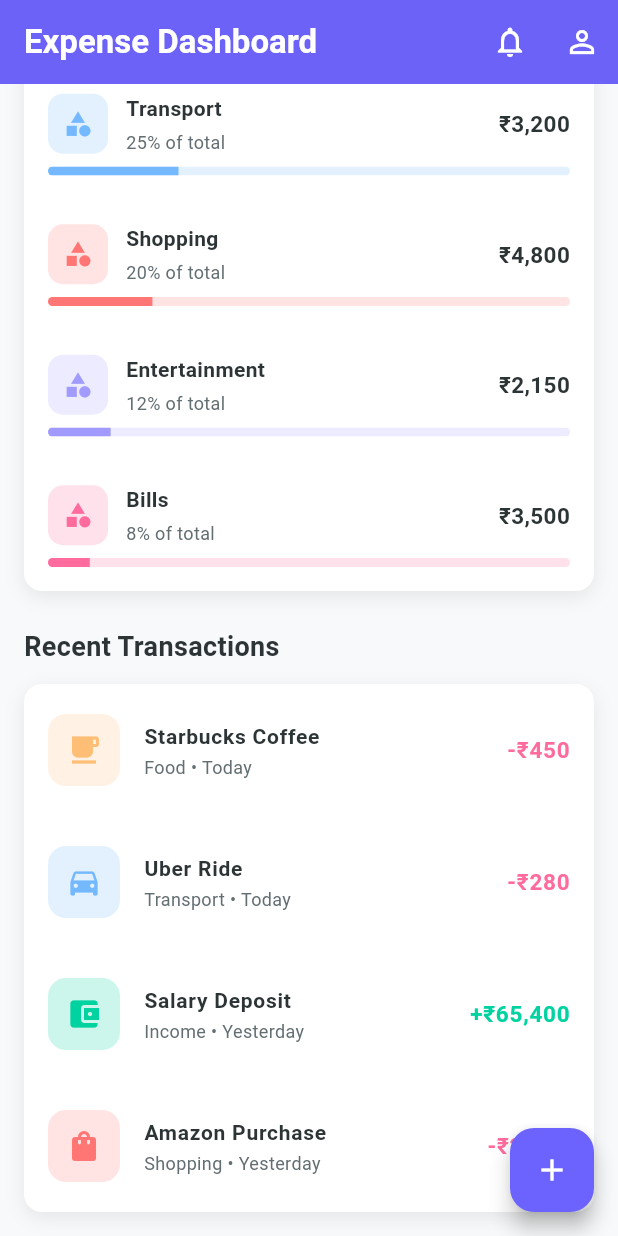
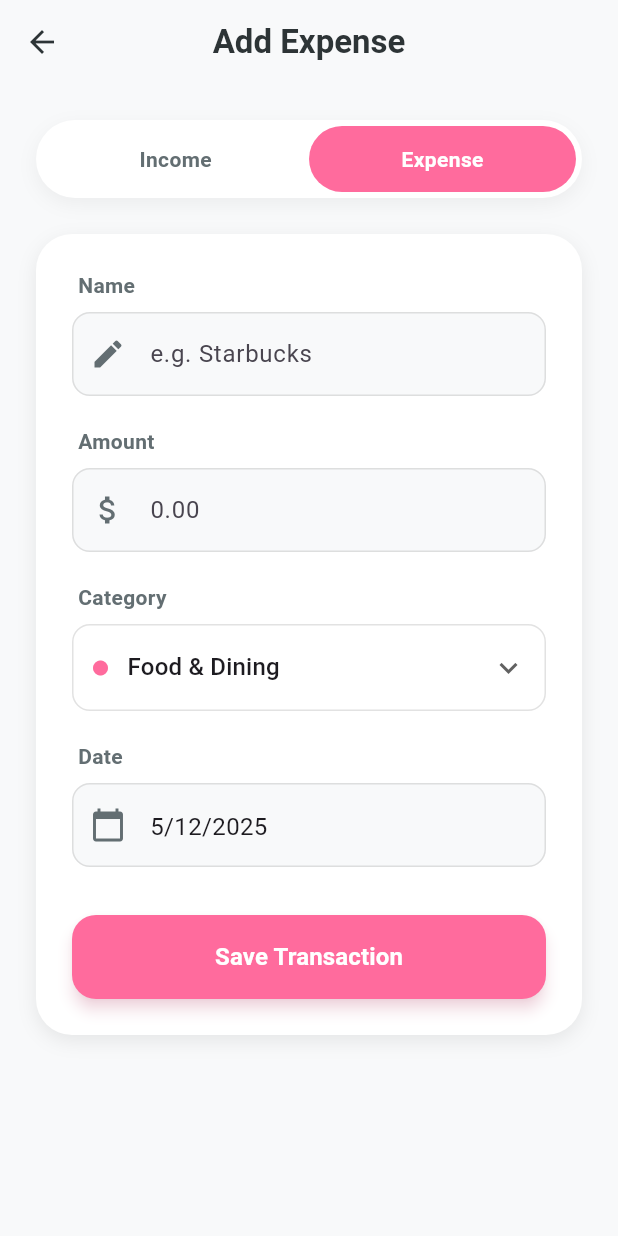
Before and after one commit to kalees64/expense_manager, a Flutter app: the screen it shows after launch, scrolled down 563 dp, after a tap on the "add" icon, on a phone screen of 412 x 824 dp. Run offline on Flutter 3.47's test engine with Material 3 defaults, Android fonts, the phone set to English and light mode, and no system bars.

Commit message:
added expense add page and api call to post the data

```diff
--- /dev/null
+++ b/lib/screens/add_expense/add_expense_screen.dart
@@ -0,0 +1,422 @@
+import 'package:expense_manager/contstants/app_colors.dart';
+import 'package:expense_manager/services/expense_service.dart';
+import 'package:flutter/material.dart';
+import 'package:intl/intl.dart';
+import 'package:intl/intl.dart';
+
+class AddExpenseScreen extends StatefulWidget {
+  final bool isIncome;
+  const AddExpenseScreen({super.key, this.isIncome = false});
+
+  @override
+  State<AddExpenseScreen> createState() => _AddExpenseScreenState();
+}
+
+class _AddExpenseScreenState extends State<AddExpenseScreen> {
+  final _formKey = GlobalKey<FormState>();
+  late bool _isIncome;
+
+  // Controllers
+  final _nameController = TextEditingController();
+  final _amountController = TextEditingController();
+
+  // State variables
+  bool _isLoading = false;
+  DateTime _selectedDate = DateTime.now();
+  String? _selectedCategory;
+
+  // Constants
+  final List<String> _incomeCategories = [
+    'Salary',
+    'Freelance',
+    'Investment',
+    'Other',
+  ];
+  final List<String> _expenseCategories = [
+    'Food & Dining',
+    'Transport',
+    'Shopping',
+    'Entertainment',
+    'Bills',
+    'Other',
+  ];
+
+  @override
+  void initState() {
+    super.initState();
+    _isIncome = widget.isIncome;
+    _selectedCategory = _isIncome
+        ? _incomeCategories.first
+        : _expenseCategories.first;
+  }
+
+  @override
+  void dispose() {
+    _nameController.dispose();
+    _amountController.dispose();
+    super.dispose();
+  }
+
+  Future<void> _selectDate(BuildContext context) async {
+    final DateTime? picked = await showDatePicker(
+      context: context,
+      initialDate: _selectedDate,
+      firstDate: DateTime(2000),
+      lastDate: DateTime(2100),
+      builder: (context, child) {
+        return Theme(
+          data: Theme.of(context).copyWith(
+            colorScheme: ColorScheme.light(
+              primary: AppColors.primary,
+              onPrimary: Colors.white,
+              onSurface: AppColors.textPrimary,
+            ),
+          ),
+          child: child!,
+        );
+      },
+    );
+    if (picked != null && picked != _selectedDate) {
+      setState(() {
+        _selectedDate = picked;
+      });
+    }
+  }
+
+  Future<void> _saveTransaction() async {
+    if (_formKey.currentState!.validate()) {
+      setState(() {
+        _isLoading = true;
+      });
+
+      try {
+        final success = await ExpenseService.addExpense(
+          _nameController.text,
+          double.parse(_amountController.text),
+          _selectedCategory!,
+          // _selectedDate.toIso8601String(),
+          DateFormat('yyyy-MM-dd').format(_selectedDate),
+        );
+
+        if (!mounted) return;
+
+        setState(() {
+          _isLoading = false;
+        });
+
+        if (success) {
+          ScaffoldMessenger.of(context).showSnackBar(
+            const SnackBar(content: Text('Transaction added successfully')),
+          );
+          Navigator.pop(context, true);
+        } else {
+          ScaffoldMessenger.of(context).showSnackBar(
+            const SnackBar(content: Text('Failed to add transaction')),
+          );
+        }
+      } catch (e) {
+        if (!mounted) return;
+        setState(() {
+          _isLoading = false;
+        });
+        ScaffoldMessenger.of(
+          context,
+        ).showSnackBar(SnackBar(content: Text('Error: $e')));
+      }
+    }
+  }
+
+  @override
+  Widget build(BuildContext context) {
+    // Current theme colors based on transaction type
+    final currentColor = _isIncome ? AppColors.income : AppColors.expense;
+
+    return Scaffold(
+      backgroundColor: AppColors.background,
+      appBar: AppBar(
+        title: Text(
+          _isIncome ? 'Add Income' : 'Add Expense',
+          style: const TextStyle(fontWeight: FontWeight.bold),
+        ),
+        backgroundColor: Colors.transparent,
+        foregroundColor: AppColors.textPrimary,
+        elevation: 0,
+        centerTitle: true,
+      ),
+      body: SingleChildScrollView(
+        child: Padding(
+          padding: const EdgeInsets.all(24.0),
+          child: Column(
+            children: [
+              // Toggle Switch
+              Container(
+                margin: const EdgeInsets.only(bottom: 24),
+                padding: const EdgeInsets.all(4),
+                decoration: BoxDecoration(
+                  color: AppColors.cardBackground,
+                  borderRadius: BorderRadius.circular(50),
+                  boxShadow: [
+                    BoxShadow(
+                      color: Colors.black.withOpacity(0.05),
+                      blurRadius: 10,
+                      offset: const Offset(0, 4),
+                    ),
+                  ],
+                ),
+                child: Row(
+                  children: [
+                    Expanded(
+                      child: GestureDetector(
+                        onTap: () => setState(() {
+                          _isIncome = true;
+                          _selectedCategory = _incomeCategories.first;
+                        }),
+                        child: Container(
+                          padding: const EdgeInsets.symmetric(vertical: 12),
+                          decoration: BoxDecoration(
+                            color: _isIncome
+                                ? AppColors.income
+                                : Colors.transparent,
+                            borderRadius: BorderRadius.circular(46),
+                          ),
+                          child: Center(
+                            child: Text(
+                              'Income',
+                              style: TextStyle(
+                                color: _isIncome
+                                    ? Colors.white
+                                    : AppColors.textSecondary,
+                                fontWeight: FontWeight.bold,
+                              ),
+                            ),
+                          ),
+                        ),
+                      ),
+                    ),
+                    Expanded(
+                      child: GestureDetector(
+                        onTap: () => setState(() {
+                          _isIncome = false;
+                          _selectedCategory = _expenseCategories.first;
+                        }),
+                        child: Container(
+                          padding: const EdgeInsets.symmetric(vertical: 12),
+                          decoration: BoxDecoration(
+                            color: !_isIncome
+                                ? AppColors.expense
+                                : Colors.transparent,
+                            borderRadius: BorderRadius.circular(46),
+                          ),
+                          child: Center(
+                            child: Text(
+                              'Expense',
+                              style: TextStyle(
+                                color: !_isIncome
+                                    ? Colors.white
+                                    : AppColors.textSecondary,
+                                fontWeight: FontWeight.bold,
+                              ),
+                            ),
+                          ),
+                        ),
+                      ),
+                    ),
+                  ],
+                ),
+              ),
+
+              // Form
+              Container(
+                padding: const EdgeInsets.all(24),
+                decoration: BoxDecoration(
+                  color: AppColors.cardBackground,
+                  borderRadius: BorderRadius.circular(24),
+                  boxShadow: [AppColors.cardShadow],
+                ),
+                child: Form(
+                  key: _formKey,
+                  child: Column(
+                    crossAxisAlignment: CrossAxisAlignment.start,
+                    children: [
+                      _buildLabel('Name'),
+                      TextFormField(
+                        controller: _nameController,
+                        decoration: _buildInputDecoration(
+                          'e.g. Starbucks',
+                          Icons.edit,
+                        ),
+                        validator: (value) {
+                          if (value == null || value.isEmpty) {
+                            return 'Please enter a name';
+                          }
+                          return null;
+                        },
+                      ),
+                      const SizedBox(height: 20),
+
+                      _buildLabel('Amount'),
+                      TextFormField(
+                        controller: _amountController,
+                        keyboardType: const TextInputType.numberWithOptions(
+                          decimal: true,
+                        ),
+                        decoration: _buildInputDecoration(
+                          '0.00',
+                          Icons.attach_money,
+                        ),
+                        validator: (value) {
+                          if (value == null || value.isEmpty) {
+                            return 'Please enter an amount';
+                          }
+                          if (double.tryParse(value) == null) {
+                            return 'Please enter a valid number';
+                          }
+                          return null;
+                        },
+                      ),
+                      const SizedBox(height: 20),
+
+                      _buildLabel('Category'),
+                      Container(
+                        padding: const EdgeInsets.symmetric(
+                          horizontal: 12,
+                          vertical: 4,
+                        ),
+                        decoration: BoxDecoration(
+                          border: Border.all(
+                            color: Colors.grey.withOpacity(0.3),
+                          ),
+                          borderRadius: BorderRadius.circular(12),
+                        ),
+                        child: DropdownButtonHideUnderline(
+                          child: DropdownButton<String>(
+                            value: _selectedCategory,
+                            isExpanded: true,
+                            icon: const Icon(Icons.keyboard_arrow_down),
+                            items:
+                                (_isIncome
+                                        ? _incomeCategories
+                                        : _expenseCategories)
+                                    .map((String category) {
+                                      return DropdownMenuItem<String>(
+                                        value: category,
+                                        child: Row(
+                                          children: [
+                                            Icon(
+                                              Icons.circle,
+                                              size: 12,
+                                              color: currentColor,
+                                            ),
+                                            const SizedBox(width: 12),
+                                            Text(category),
+                                          ],
+                                        ),
+                                      );
+                                    })
+                                    .toList(),
+                            onChanged: (String? newValue) {
+                              setState(() {
+                                _selectedCategory = newValue;
+                              });
+                            },
+                          ),
+                        ),
+                      ),
+                      const SizedBox(height: 20),
+
+                      _buildLabel('Date'),
+                      InkWell(
+                        onTap: () => _selectDate(context),
+                        borderRadius: BorderRadius.circular(12),
+                        child: InputDecorator(
+                          decoration: _buildInputDecoration(
+                            '',
+                            Icons.calendar_today,
+                          ),
+                          child: Text(
+                            '${_selectedDate.day}/${_selectedDate.month}/${_selectedDate.year}',
+                            style: const TextStyle(fontSize: 16),
+                          ),
+                        ),
+                      ),
+                      const SizedBox(height: 32),
+
+                      SizedBox(
+                        width: double.infinity,
+                        height: 56,
+                        child: ElevatedButton(
+                          onPressed: _isLoading ? null : _saveTransaction,
+                          style: ElevatedButton.styleFrom(
+                            backgroundColor: currentColor,
+                            foregroundColor: Colors.white,
+                            shape: RoundedRectangleBorder(
+                              borderRadius: BorderRadius.circular(16),
+                            ),
+                            elevation: 4,
+                            shadowColor: currentColor.withOpacity(0.4),
+                          ),
+                          child: _isLoading
+                              ? const SizedBox(
+                                  height: 20,
+                                  width: 20,
+                                  child: CircularProgressIndicator(
+                                    strokeWidth: 2,
+                                    color: Colors.white,
+                                  ),
+                                )
+                              : const Text(
+                                  'Save Transaction',
+                                  style: TextStyle(
+                                    fontSize: 16,
+                                    fontWeight: FontWeight.bold,
+                                  ),
+                                ),
+                        ),
+                      ),
+                    ],
+                  ),
+                ),
+              ),
+            ],
+          ),
+        ),
+      ),
+    );
+  }
+
+  Widget _buildLabel(String label) {
+    return Padding(
+      padding: const EdgeInsets.only(bottom: 8, left: 4),
+      child: Text(
+        label,
+        style: const TextStyle(
+          fontSize: 14,
+          fontWeight: FontWeight.w600,
+          color: AppColors.textSecondary,
+        ),
+      ),
+    );
+  }
+
+  InputDecoration _buildInputDecoration(String hint, IconData icon) {
+    return InputDecoration(
+      hintText: hint,
+      prefixIcon: Icon(icon, color: AppColors.textSecondary),
+      border: OutlineInputBorder(
+        borderRadius: BorderRadius.circular(12),
+        borderSide: BorderSide(color: Colors.grey.withOpacity(0.3)),
+      ),
+      enabledBorder: OutlineInputBorder(
+        borderRadius: BorderRadius.circular(12),
+        borderSide: BorderSide(color: Colors.grey.withOpacity(0.3)),
+      ),
+      focusedBorder: OutlineInputBorder(
+        borderRadius: BorderRadius.circular(12),
+        borderSide: const BorderSide(color: AppColors.primary),
+      ),
+      filled: true,
+      fillColor: AppColors.background,
+      contentPadding: const EdgeInsets.all(16),
+    );
+  }
+}
--- a/lib/screens/expenses_dashboard/expense_dashboard_desktop_screen.dart
+++ b/lib/screens/expenses_dashboard/expense_dashboard_desktop_screen.dart
@@ -1,4 +1,5 @@
 import 'package:expense_manager/contstants/app_colors.dart';
+import 'package:expense_manager/screens/add_expense/add_expense_screen.dart';
 import 'package:flutter/material.dart';
 
 class ExpenseDashboardDesktopScreen extends StatefulWidget {
@@ -910,7 +911,17 @@ class _ExpenseDashboardDesktopScreenState
 
   Widget _buildQuickActionButton(String label, IconData icon, Color color) {
     return InkWell(
-      onTap: () {},
+      onTap: () {
+        if (label == 'Add Income' || label == 'Add Expense') {
+          Navigator.push(
+            context,
+            MaterialPageRoute(
+              builder: (context) =>
+                  AddExpenseScreen(isIncome: label == 'Add Income'),
+            ),
+          );
+        }
+      },
       borderRadius: BorderRadius.circular(12),
       child: Container(
         padding: const EdgeInsets.all(16),
--- a/lib/screens/expenses_dashboard/expense_dashboard_mobile_screen.dart
+++ b/lib/screens/expenses_dashboard/expense_dashboard_mobile_screen.dart
@@ -1,4 +1,5 @@
 import 'package:expense_manager/contstants/app_colors.dart';
+import 'package:expense_manager/screens/add_expense/add_expense_screen.dart';
 import 'package:flutter/material.dart';
 
 class ExpenseDashboardMobileScreen extends StatefulWidget {
@@ -57,7 +58,12 @@ class _ExpenseDashboardMobileScreenState
         ),
       ),
       floatingActionButton: FloatingActionButton(
-        onPressed: () {},
+        onPressed: () {
+          Navigator.push(
+            context,
+            MaterialPageRoute(builder: (context) => const AddExpenseScreen()),
+          );
+        },
         backgroundColor: AppColors.primary,
         child: const Icon(Icons.add, color: Colors.white),
       ),
--- a/lib/services/expense_service.dart
+++ b/lib/services/expense_service.dart
@@ -1,7 +1,36 @@
-import 'package:dio/dio.dart';
+import 'package:http/http.dart' as http;
+import 'dart:convert';
 import 'package:expense_manager/contstants/api.dart';
 
-final dio = Dio();
-final apiUrl = API.apiUrl;
+final apiUrl = API.baseUrl;
 
-class ExpenseService {}
+class ExpenseService {
+  static Future<bool> addExpense(
+    String name,
+    double amount,
+    String category,
+    String date,
+  ) async {
+    final url = Uri.parse("$apiUrl/expense");
+
+    final body = {
+      "name": name,
+      "amount": amount,
+      "category": category,
+      "date": date,
+    };
+
+    final response = await http.post(
+      url,
+      headers: {"Content-Type": "application/json"},
+      body: jsonEncode(body),
+    );
+
+    if (response.statusCode == 200 || response.statusCode == 201) {
+      return true;
+    } else {
+      print({"Error": response.body});
+      return false;
+    }
+  }
+}
--- a/pubspec.yaml
+++ b/pubspec.yaml
@@ -7,10 +7,11 @@ environment:
   sdk: ^3.10.1
 
 dependencies:
-  dio: ^5.9.0
+  http: ^1.2.0
   flutter:
     sdk: flutter
   flutter_bloc: ^9.1.1
+  intl: ^0.20.2
 
 dev_dependencies:
   flutter_test:
```
Also changed, not shown: lib/contstants/api.dart (+37 -1 lines), lib/screens/expenses_dashboard/expense_dashboard_tablet_screen.dart (+18 -2 lines), pubspec.lock.
